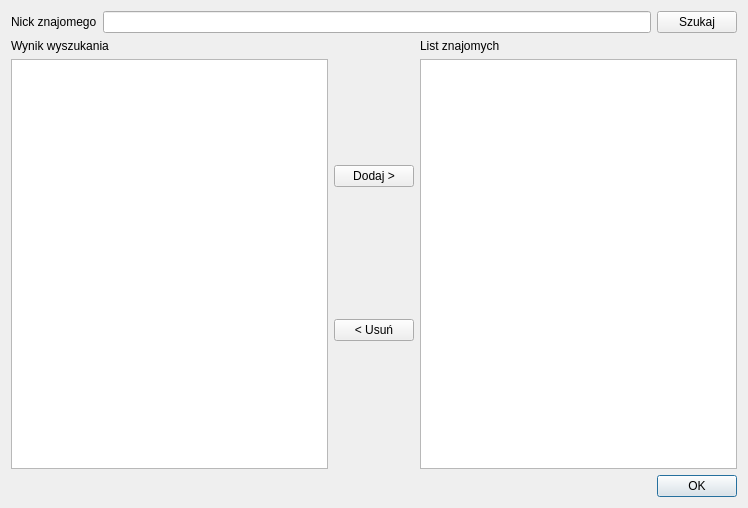
Qt form resources/addFriend.ui (tomsoonn/SplitWise) before a commit.
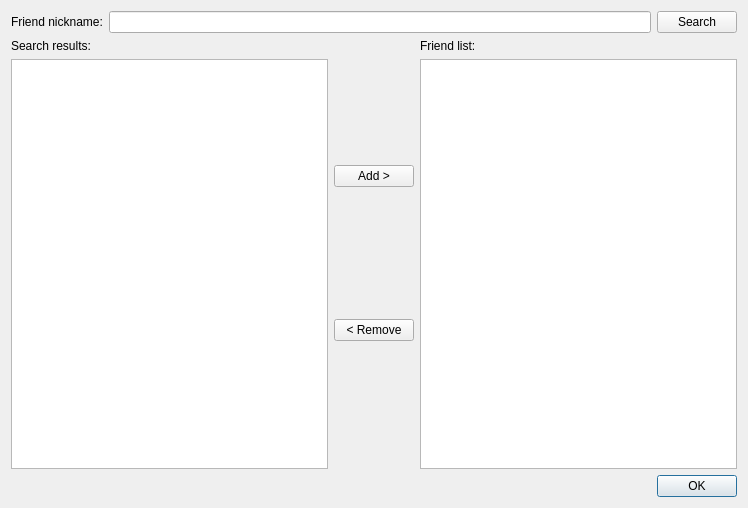
The same form after that commit.

```diff
--- a/resources/addFriend.ui
+++ b/resources/addFriend.ui
@@ -19,7 +19,7 @@
      <item>
       <widget class="QLabel" name="label">
        <property name="text">
-        <string>Nick znajomego</string>
+        <string>Friend nickname:</string>
        </property>
       </widget>
      </item>
@@ -29,7 +29,7 @@
      <item>
       <widget class="QPushButton" name="pushButton">
        <property name="text">
-        <string>Szukaj</string>
+        <string>Search</string>
        </property>
       </widget>
      </item>
@@ -42,7 +42,7 @@
        <item>
         <widget class="QLabel" name="label_3">
          <property name="text">
-          <string>Wynik wyszukania</string>
+          <string>Search results:</string>
          </property>
         </widget>
        </item>
@@ -56,14 +56,14 @@
        <item>
         <widget class="QPushButton" name="pushButton_2">
          <property name="text">
-          <string>Dodaj &gt;</string>
+          <string>Add &gt;</string>
          </property>
         </widget>
        </item>
        <item>
         <widget class="QPushButton" name="pushButton_3">
          <property name="text">
-          <string>&lt; Usuń</string>
+          <string>&lt; Remove</string>
          </property>
         </widget>
        </item>
@@ -74,7 +74,7 @@
        <item>
         <widget class="QLabel" name="label_2">
          <property name="text">
-          <string>List znajomych</string>
+          <string>Friend list:</string>
          </property>
         </widget>
        </item>
```
Left out of the diff: 10 changed lines with no effect on the pictures.
